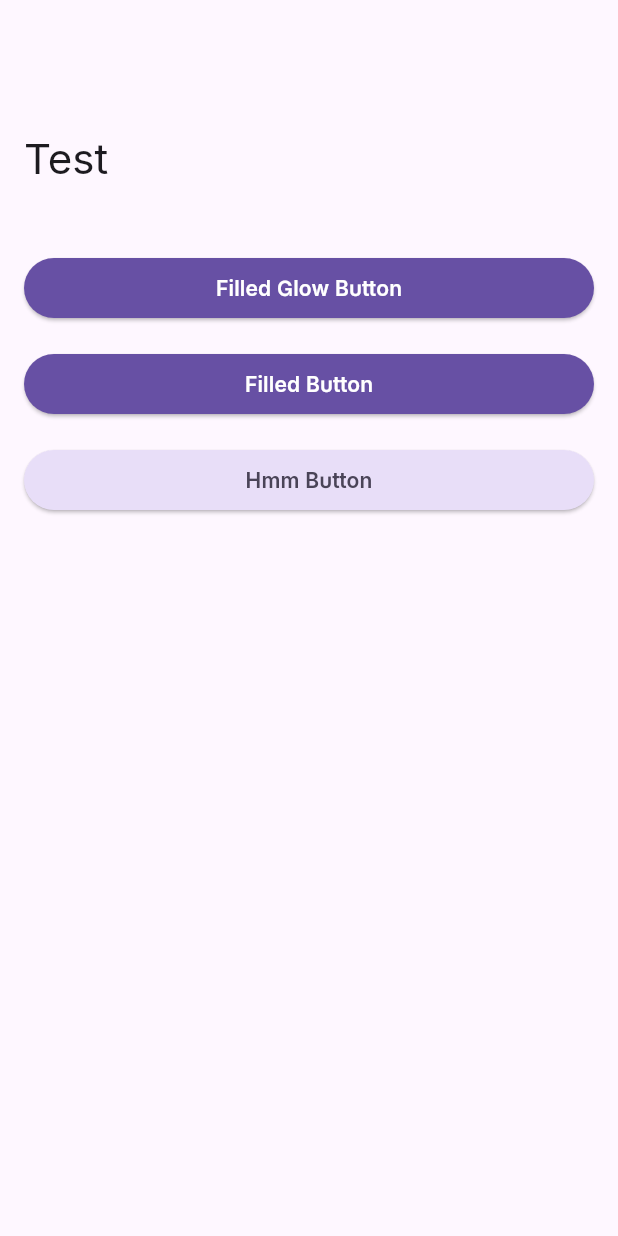
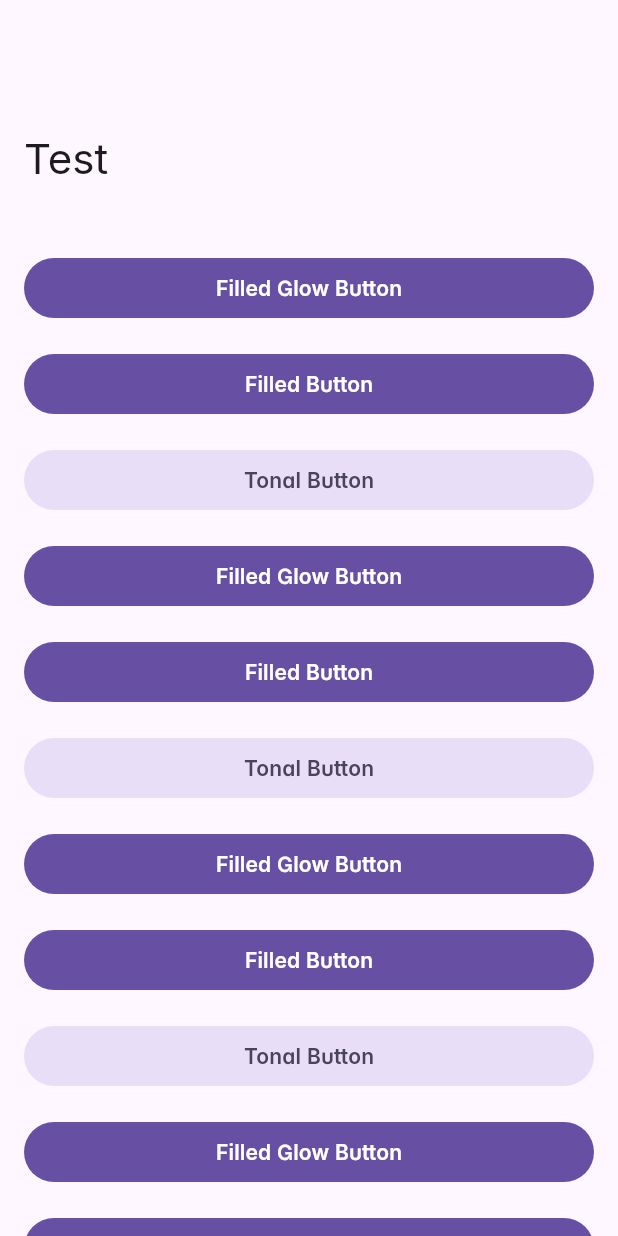
Before and after one commit to NgDK27/atomstock, a Flutter app: the screen it shows after launch, on a phone screen of 412 x 824 dp. Run offline on Flutter 3.47's test engine with Material 3 defaults, Android fonts, the phone set to English and light mode, and no system bars; drawn by our look-alikes of dynamic_color, flutter_platform_widgets; our stand-ins replace flutter_riverpod.

```diff
--- a/lib/pages/home_screen/screens/home_screen.dart
+++ b/lib/pages/home_screen/screens/home_screen.dart
@@ -29,12 +29,13 @@ class HomeScreen extends ConsumerWidget {
                 ),
                 const SizedBox(height: OpSpacing.md),
                 OpTonalButton(
-                  text: "Hmm Button",
+                  text: "Tonal Button",
                   onPressed: () {},
                 ),
+                const SizedBox(height: OpSpacing.md),
               ],
             ),
-            childCount: 1,
+            childCount:5 ,
           ),
         ),
       );
--- a/lib/styles/colors.dart
+++ b/lib/styles/colors.dart
@@ -135,7 +135,7 @@ class OpDynamicColor {
   static const Color _primaryContainerDark = OpColor.aqua140;
   static Color get primaryContainer => _getDynamicColor(_primaryContainerLight, _primaryContainerDark);
 
-  static final Color _secondaryContainerLight = OpColor.aqua60.withAlpha(OpOpacity.tertiary);
+  static final Color _secondaryContainerLight = OpColor.aqua80.withAlpha(OpOpacity.tertiary);
   static final Color _secondaryContainerDark = OpColor.aqua140.withAlpha(OpOpacity.tertiary);
   static Color get secondaryContainer => _getDynamicColor(_secondaryContainerLight, _secondaryContainerDark);
 }
```
Also changed, not shown: lib/widgets/buttons/OpButton.dart (+4 -4 lines).
